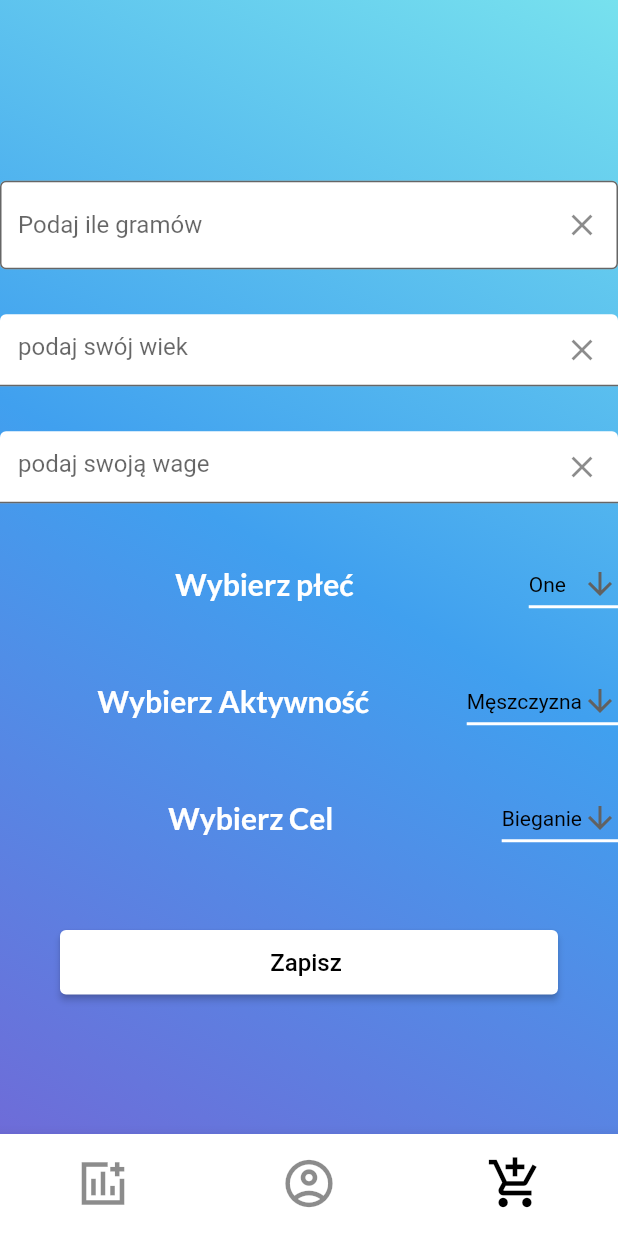
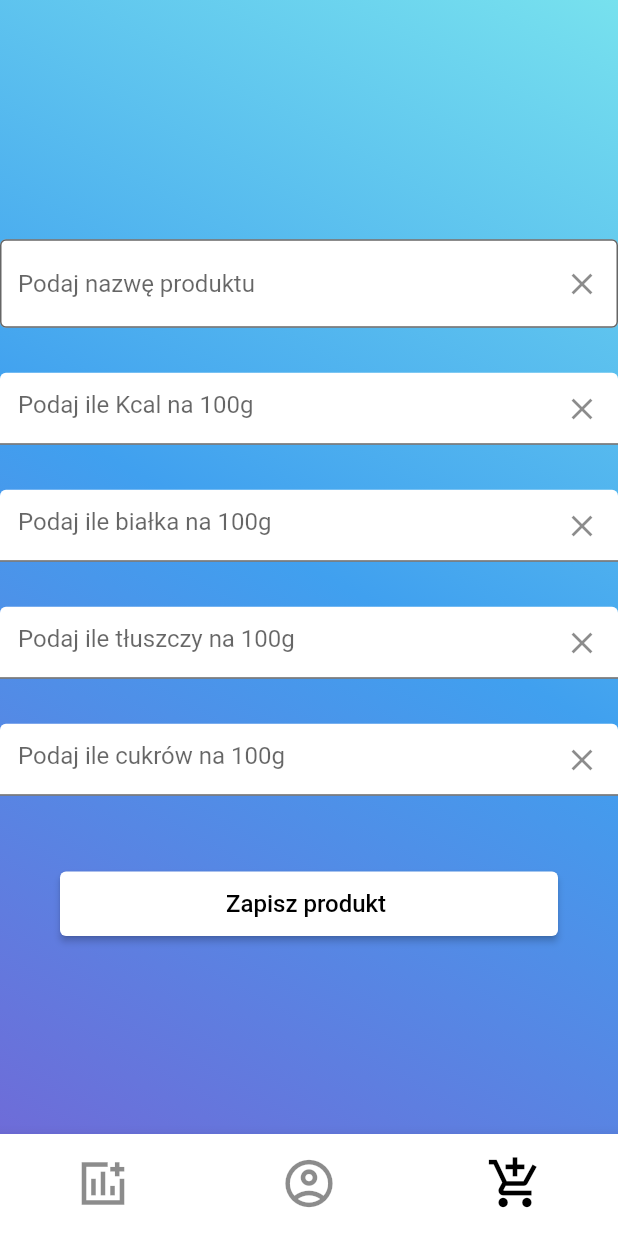
Before and after one commit to Marioo990/Chudo_app, a Flutter app: the MyHomePage screen opened directly, item 3 of the bottom bar chosen, on a phone screen of 412 x 824 dp. Run offline on Flutter 3.47's test engine with Material 2 defaults, Android fonts, the phone set to English and light mode, and no system bars; our stand-ins replace dropdown_search, firebase_auth, firebase_core, google_fonts; accounts and stored records are empty.

Commit message:
Dodawanie do bazy produktów widok

```diff
--- /dev/null
+++ b/lib/DodawanieDoBazy.dart
@@ -0,0 +1,180 @@
+import 'dart:async';
+
+import 'package:flutter/cupertino.dart';
+import 'package:flutter/material.dart';
+import 'package:flutter/services.dart';
+
+import 'MyHomePage.dart';
+
+
+
+class DodawanieDoBazy extends StatefulWidget {
+  @override
+  State<DodawanieDoBazy> createState() => _DodawanieDoBazyState();
+}
+
+class _DodawanieDoBazyState extends State<DodawanieDoBazy> {
+  final _imie = TextEditingController();
+  final _wiek = TextEditingController();
+  final _waga = TextEditingController();
+  bool _plec = true;
+
+  @override
+  Widget build(BuildContext context) {
+    return Scaffold(
+      body: Stack(fit: StackFit.expand, children: <Widget>[
+        Container(
+          decoration: BoxDecoration(
+              color: new Color(0xffffffff),
+              gradient: LinearGradient(
+                  begin: Alignment.bottomLeft,
+                  end: Alignment.topRight,
+                  colors: [
+                    new Color(0xff6E6CD8),
+                    new Color(0xff40A0EF),
+                    new Color(0xff77E1EE)
+                  ])),
+        ),
+        Align(
+            alignment: FractionalOffset.center,
+            child: Column(
+                mainAxisAlignment: MainAxisAlignment.center,
+                children: <Widget>[
+                  Padding(
+                    padding: EdgeInsets.only(top: 30),
+                    child: TextField(
+                      controller: _imie,
+                      decoration: InputDecoration(
+                        filled: true,
+                        fillColor: Colors.white,
+                        hintText: ("Podaj nazwę produktu"),
+                        border: const OutlineInputBorder(),
+                        suffixIcon: IconButton(
+                            onPressed: () {
+                              // przycisk do czyszcznia textfield
+                              _imie.clear();
+                            },
+                            icon: const Icon(Icons.clear)),
+                      ),
+                    ),
+                  ),
+                  Padding(
+                    padding: EdgeInsets.only(top: 30),
+                    child: TextField(
+                      controller: _wiek,
+                      decoration: InputDecoration(
+                        filled: true,
+                        fillColor: Colors.white,
+                        hintText: ("Podaj ile Kcal na 100g"),
+                        suffixIcon: IconButton(
+                            onPressed: () {
+                              // przycisk do czyszcznia textfield
+                              _wiek.clear();
+                            },
+                            icon: const Icon(Icons.clear)),
+                      ),
+                      keyboardType: TextInputType.number,
+                      inputFormatters: <TextInputFormatter>[
+                        FilteringTextInputFormatter.digitsOnly,
+                      ],
+                    ),
+                  ),
+                  Padding(
+                    padding: EdgeInsets.only(top: 30),
+                    child: TextField(
+                      controller: _wiek,
+                      decoration: InputDecoration(
+                        filled: true,
+                        fillColor: Colors.white,
+                        hintText: ("Podaj ile białka na 100g"),
+                        suffixIcon: IconButton(
+                            onPressed: () {
+                              // przycisk do czyszcznia textfield
+                              _waga.clear();
+                            },
+                            icon: const Icon(Icons.clear)),
+                      ),
+                      keyboardType: TextInputType.number,
+                      inputFormatters: <TextInputFormatter>[
+                        FilteringTextInputFormatter.digitsOnly,
+                      ],
+                    ),
+                  ),
+                  Padding(
+                    padding: EdgeInsets.only(top: 30),
+                    child: TextField(
+                      controller: _wiek,
+                      decoration: InputDecoration(
+                        filled: true,
+                        fillColor: Colors.white,
+                        hintText: ("Podaj ile tłuszczy na 100g"),
+                        suffixIcon: IconButton(
+                            onPressed: () {
+                              // przycisk do czyszcznia textfield
+                              _waga.clear();
+                            },
+                            icon: const Icon(Icons.clear)),
+                      ),
+                      keyboardType: TextInputType.number,
+                      inputFormatters: <TextInputFormatter>[
+                        FilteringTextInputFormatter.digitsOnly,
+                      ],
+                    ),
+                  ),
+                  Padding(
+                    padding: EdgeInsets.only(top: 30),
+                    child: TextField(
+                      controller: _wiek,
+                      decoration: InputDecoration(
+                        filled: true,
+                        fillColor: Colors.white,
+                        hintText: ("Podaj ile cukrów na 100g"),
+                        suffixIcon: IconButton(
+                            onPressed: () {
+                              // przycisk do czyszcznia textfield
+                              _waga.clear();
+                            },
+                            icon: const Icon(Icons.clear)),
+                      ),
+                      keyboardType: TextInputType.number,
+                      inputFormatters: <TextInputFormatter>[
+                        FilteringTextInputFormatter.digitsOnly,
+                      ],
+                    ),
+                  ),
+                  Padding(padding: EdgeInsets.only(top: 48.0),
+                      child: Container(
+                          alignment: Alignment.center,
+                          margin: EdgeInsets.only(left: 40.0, right: 40.0),
+                          child: SizedBox(
+                            width: double.infinity,
+                            child: ElevatedButton(
+                              style: ButtonStyle(
+                                  backgroundColor:
+                                  MaterialStateProperty.all(Colors.white),
+                                  padding: MaterialStateProperty.all(
+                                      EdgeInsets.only(top: 12.0, bottom: 12.0))),
+                              onPressed: () {
+                                Navigator.pushReplacement(
+                                  context,
+                                  MaterialPageRoute(
+                                    builder: (context) => MyHomePage(),
+                                  ),
+                                );
+                              },
+                              child: Text(
+                                'Zapisz produkt ',
+                                style: TextStyle(fontSize: 16.0, color: Colors.black),
+                              ),
+                            ),
+                          ))
+                  ),
+
+                ])),
+
+      ],
+
+      ),
+    );
+  }
+}
--- a/lib/MyHomePage.dart
+++ b/lib/MyHomePage.dart
@@ -1,5 +1,6 @@
 
 import 'package:clean_air/DanieWidok.dart';
+import 'package:clean_air/DodawanieDoBazy.dart';
 
 import 'Dane.dart';
 import 'Edycja.dart';
@@ -16,8 +17,8 @@ class _MyHomePageState extends State<MyHomePage> {
   var _currentIndex = 0;
   final screens = [
     AktualneWidok(),
-    Dane(),
-    Edycja()
+    DanieWidok(),
+    DodawanieDoBazy()
   ];
 
   @override
```
